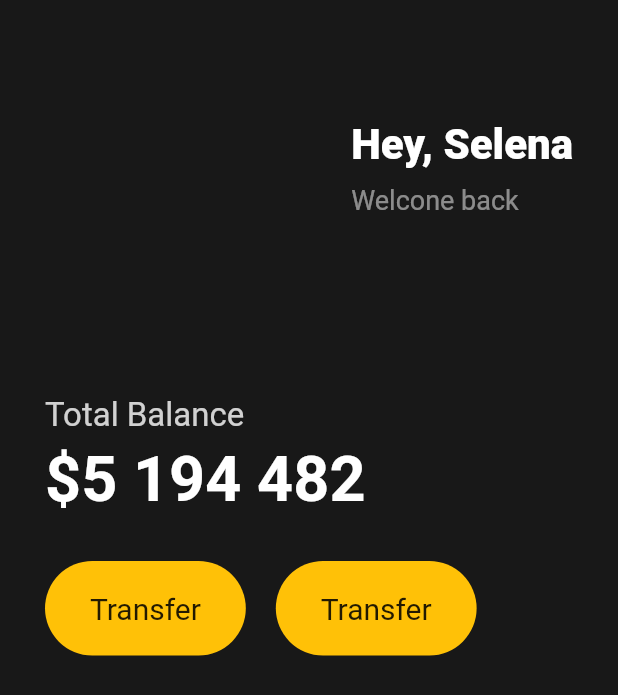
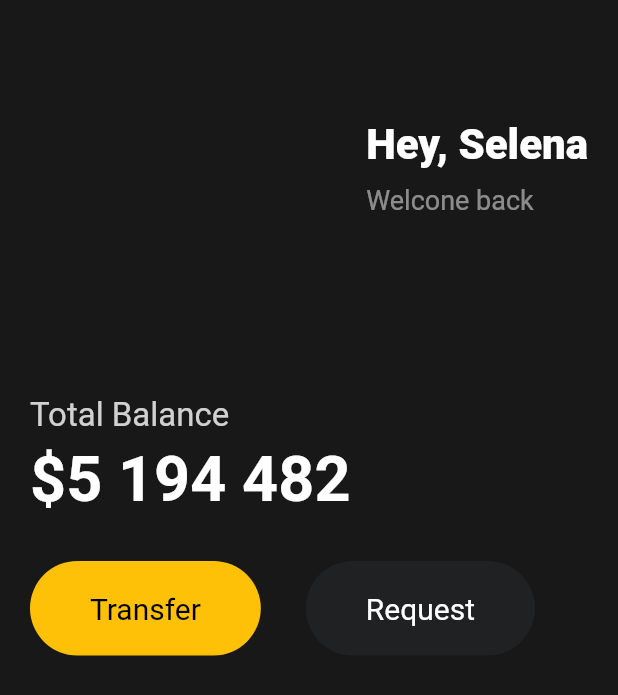
Before and after one commit to seong9566/Webtoon, a Flutter app: the screen it shows after launch, on a phone screen of 412 x 824 dp. Shown: the top 695 px of the screen. Run offline on Flutter 3.47's test engine with Material 2 defaults, Android fonts, the phone set to English and light mode, and no system bars.

Commit message:
버튼 재사용 메서드 빼기

```diff
--- a/lib/main.dart
+++ b/lib/main.dart
@@ -15,7 +15,7 @@ class MyApp extends StatelessWidget {
         backgroundColor: const Color(0xff181818),
         body: Padding(
           //좌 우 패딩 horizontal
-          padding: const EdgeInsets.symmetric(horizontal: 30),
+          padding: const EdgeInsets.symmetric(horizontal: 20),
           child: Column(
             crossAxisAlignment: CrossAxisAlignment.start,
             children: [
@@ -68,40 +68,16 @@ class MyApp extends StatelessWidget {
               const SizedBox(height: 30),
               Row(
                 children: [
-                  Container(
-                    decoration: BoxDecoration(
-                      color: Colors.amber,
-                      borderRadius: BorderRadius.circular(45),
-                    ),
-                    child: const Padding(
-                      padding: EdgeInsets.symmetric(
-                        vertical: 20,
-                        horizontal: 30,
-                      ),
-                      child: Text(
-                        "Transfer",
-                        style: TextStyle(
-                          fontSize: 20,
-                        ),
-                      ),
-                    ),
+                  _buildCustomButton(
+                    text: "Transfer",
+                    bgColor: Colors.amber,
+                    textColor: Colors.black,
                   ),
-                  const SizedBox(width: 20),
-                  Container(
-                    decoration: BoxDecoration(
-                      color: Colors.amber,
-                      borderRadius: BorderRadius.circular(45),
-                    ),
-                    child: const Padding(
-                      padding: EdgeInsets.symmetric(
-                        vertical: 20,
-                        horizontal: 30,
-                      ),
-                      child: Text(
-                        "Transfer",
-                        style: TextStyle(fontSize: 20),
-                      ),
-                    ),
+                  const SizedBox(width: 30),
+                  _buildCustomButton(
+                    text: "Request",
+                    bgColor: const Color(0xff1F2123),
+                    textColor: Colors.white,
                   ),
                 ],
               )
@@ -111,4 +87,26 @@ class MyApp extends StatelessWidget {
       ),
     );
   }
+
+  Widget _buildCustomButton({required String text, required Color bgColor, required Color textColor}) {
+    return Container(
+      decoration: BoxDecoration(
+        color: bgColor,
+        borderRadius: BorderRadius.circular(45),
+      ),
+      child: Padding(
+        padding: const EdgeInsets.symmetric(
+          vertical: 20,
+          horizontal: 40,
+        ),
+        child: Text(
+          text,
+          style: TextStyle(
+            fontSize: 20,
+            color: textColor,
+          ),
+        ),
+      ),
+    );
+  }
 }
```
